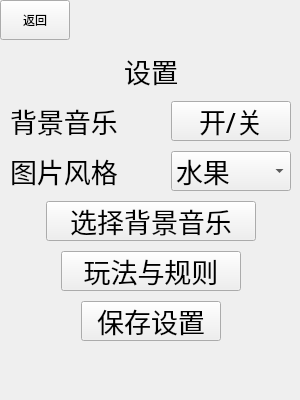
This is set_ui.ui in hjwforever/LinkGame as Qt 5 draws it before an edit. The edited form follows.
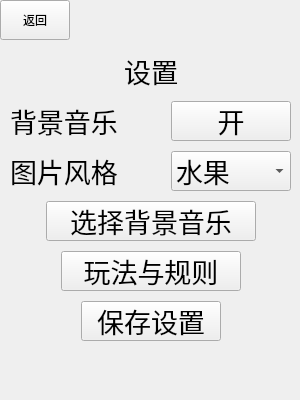
This is the edited form.

```diff
--- a/set_ui.ui
+++ b/set_ui.ui
@@ -204,7 +204,7 @@
           </font>
          </property>
          <property name="text">
-          <string>开/关</string>
+          <string>开</string>
          </property>
         </widget>
        </item>
```
